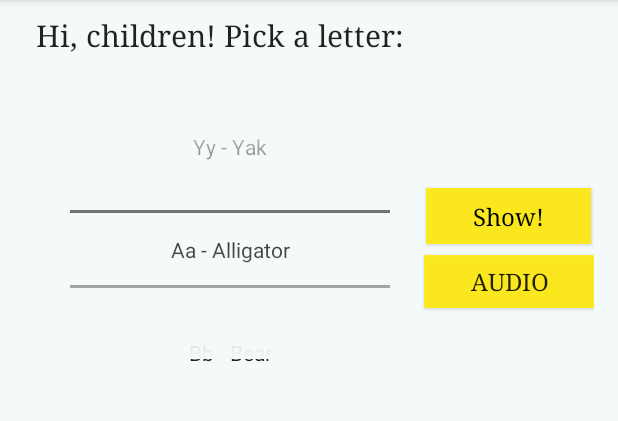
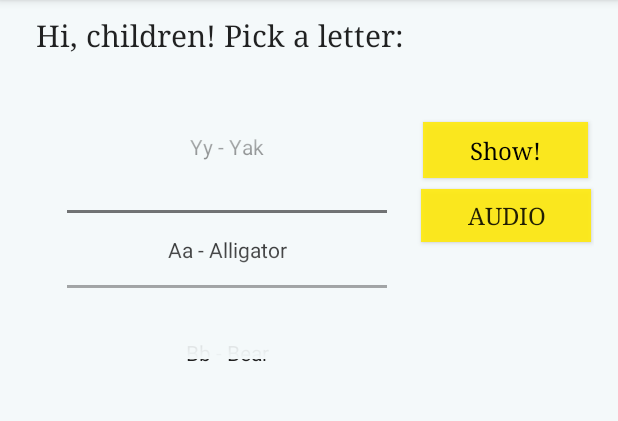
Before and after one commit to marthaserpak/AnimalsAlphabet, an Android app: the screen it shows after launch (MainActivity), on a phone screen of 412 x 824 dp, the part 84-505 px from its top. Run offline under Robolectric (Android 15) with nearby library versions, the phone set to English and light mode, and no system bars.

Commit message:
last version

```diff
--- a/app/src/main/java/com/example/animalsalphabet/AudioActivity.java
+++ b/app/src/main/java/com/example/animalsalphabet/AudioActivity.java
@@ -27,7 +27,8 @@ public class AudioActivity extends AppCompatActivity {
     }
 
     public void btn_audio(View view) {
-        lettersPronunciation.isPlaying();
+
+        lettersPronunciation.start();
     }
 
     public void shareApp(View view) {
--- a/app/src/main/res/layout/activity_audio.xml
+++ b/app/src/main/res/layout/activity_audio.xml
@@ -17,7 +17,7 @@
         android:layout_width="380dp"
         android:layout_height="wrap_content"
         android:layout_below="@+id/listen_repeat"
-        android:layout_marginTop="403dp"
+        android:layout_marginTop="388dp"
         android:background="#19B2EBF2"
         android:onClick="shareApp"
         android:text="@string/share" />
--- a/app/src/main/res/layout/activity_main.xml
+++ b/app/src/main/res/layout/activity_main.xml
@@ -64,8 +64,8 @@
             android:layout_height="37dp"
             android:layout_below="@+id/welcomeText"
             android:layout_alignParentRight="true"
-            android:layout_marginTop="67dp"
-            android:layout_marginRight="2dp"
+            android:layout_marginTop="23dp"
+            android:layout_marginRight="4dp"
             android:background="#E9FFEB0F"
             android:fontFamily="serif"
             android:gravity="center"
```
